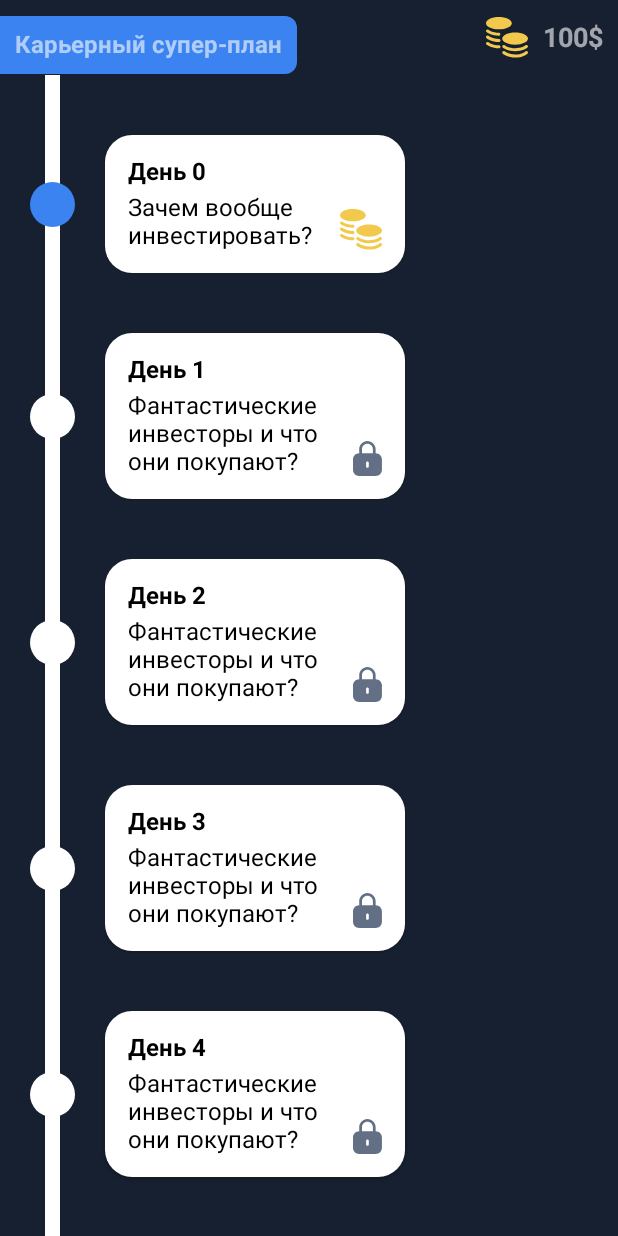
After one commit to mikairyuu/VTB-MORE-TECH-3.0, an Android app built with Jetpack Compose: the composable CareerPlanScreen shown on its own in the app's theme, on a phone screen of 412 x 824 dp. The commit adds this screen. Run offline under Robolectric (Android 15) with nearby library versions, the phone set to English and light mode, and no system bars.

Commit message:
Экран карьерного плана

```diff
--- /dev/null
+++ b/app/src/main/kotlin/ru/vtb/moretech/career/CareerPlanScreen.kt
@@ -0,0 +1,90 @@
+package ru.vtb.moretech.career
+
+import androidx.compose.foundation.background
+import androidx.compose.foundation.layout.*
+import androidx.compose.foundation.lazy.LazyColumn
+import androidx.compose.foundation.lazy.items
+import androidx.compose.foundation.lazy.itemsIndexed
+import androidx.compose.foundation.shape.CircleShape
+import androidx.compose.foundation.shape.RoundedCornerShape
+import androidx.compose.material.*
+import androidx.compose.runtime.Composable
+import androidx.compose.ui.Alignment
+import androidx.compose.ui.Modifier
+import androidx.compose.ui.draw.clip
+import androidx.compose.ui.graphics.Color
+import androidx.compose.ui.res.painterResource
+import androidx.compose.ui.res.stringArrayResource
+import androidx.compose.ui.text.font.FontWeight
+import androidx.compose.ui.unit.dp
+import ru.vtb.moretech.R
+
+@Composable
+fun CareerPlanScreen() {
+
+    val list = stringArrayResource(R.array.career_plan)
+
+    Scaffold(
+        topBar = {
+           CareerTopBar()
+        }
+    ) {
+        Divider(
+            color = Color.White,
+            modifier = Modifier
+                .padding(start = 30.dp)
+                .fillMaxHeight()
+                .width(10.dp)
+
+        )
+        LazyColumn(
+//            verticalArrangement = Arrangement.Center,
+//            horizontalAlignment = Alignment.CenterHorizontally,
+            modifier = Modifier.fillMaxSize()
+        ) {
+            itemsIndexed(list) { index, item ->
+                if (index == 0)
+                    Spacer(modifier = Modifier.height(40.dp))
+                Row(verticalAlignment = Alignment.CenterVertically) {
+                    Box(modifier = Modifier
+                        .padding(start = 20.dp, end = 20.dp)
+                        .size(30.dp)
+                        .clip(CircleShape)
+                        .background(if (index == 0) Color(0xFF3A83F1) else Color.White)
+
+                    )
+                    Column() {
+                        Card(
+                            modifier = Modifier.widthIn(max = 200.dp),
+                            shape = RoundedCornerShape(18.dp),
+                            backgroundColor = Color.White
+                        ) {
+                            Box(Modifier.padding(15.dp)) {
+                                Column(modifier = Modifier
+                                    .padding(end = 30.dp)
+                                    .align(Alignment.TopStart)) {
+                                    Text(text ="День $index", color = Color.Black, fontWeight = FontWeight.Bold)
+                                    Spacer(modifier = Modifier.height(5.dp))
+                                    Text(text = item, color = Color.Black, modifier = Modifier.widthIn(max = 1500.dp))
+                                }
+                                Icon(
+                                    painter = painterResource(id = if (index == 0) R.drawable.ic_union else R.drawable.ic_castle),
+                                    contentDescription = null,
+                                    tint = if (index == 0) Color(0xFFF2C94C) else Color(0xFF626F84),
+                                    modifier = Modifier.align(Alignment.BottomEnd)
+                                )
+
+                            }
+
+                        }
+                    }
+                }
+                Spacer(modifier = Modifier.height(40.dp))
+
+
+
+            }
+        }
+    }
+
+}
--- /dev/null
+++ b/app/src/main/kotlin/ru/vtb/moretech/career/CareerTopBar.kt
@@ -0,0 +1,59 @@
+package ru.vtb.moretech.career
+
+import androidx.compose.foundation.background
+import androidx.compose.foundation.layout.*
+import androidx.compose.foundation.shape.RoundedCornerShape
+import androidx.compose.material.Icon
+import androidx.compose.material.MaterialTheme
+import androidx.compose.material.Text
+import androidx.compose.material.TopAppBar
+import androidx.compose.runtime.Composable
+import androidx.compose.ui.Alignment
+import androidx.compose.ui.Modifier
+import androidx.compose.ui.draw.clip
+import androidx.compose.ui.graphics.Color
+import androidx.compose.ui.res.painterResource
+import androidx.compose.ui.res.stringResource
+import androidx.compose.ui.text.font.FontWeight
+import androidx.compose.ui.unit.dp
+import androidx.compose.ui.unit.sp
+import ru.vtb.moretech.R
+
+@Composable
+fun CareerTopBar() {
+    TopAppBar(
+        contentPadding = PaddingValues(0.dp),
+        elevation = 0.dp,
+        backgroundColor = MaterialTheme.colors.background,
+        modifier = Modifier.height(50.dp)
+    ) {
+        Row(verticalAlignment = Alignment.CenterVertically) {
+            Box(
+                modifier = Modifier.padding(top = 10.dp)
+                    .clip(
+                        RoundedCornerShape(0.dp, 8.dp, 8.dp, 0.dp)
+                    )
+                    .background(Color(0xFF3A83F1))
+                    .padding(10.dp)
+            ) {
+                Text(
+                    text = "Карьерный супер-план",
+                    fontWeight = FontWeight.Bold,
+                )
+            }
+            Spacer(modifier = Modifier.weight(1f))
+            Icon(
+                painter = painterResource(id = R.drawable.ic_union),
+                contentDescription = null,
+                tint = Color(0xFFF2C94C),
+                modifier = Modifier.padding(end = 10.dp)
+            )
+            Text(
+                text = stringResource(R.string.money_format, 100),
+                modifier = Modifier.padding(end = 10.dp),
+                fontWeight = FontWeight.Bold,
+                fontSize = 18.sp
+            )
+        }
+    }
+}
--- /dev/null
+++ b/app/src/main/res/drawable/ic_castle.xml
@@ -0,0 +1,10 @@
+<vector xmlns:android="http://schemas.android.com/apk/res/android"
+    android:width="19dp"
+    android:height="23dp"
+    android:viewportWidth="19"
+    android:viewportHeight="23">
+  <path
+      android:pathData="M4.0926,8.019L4.0926,5.4099C4.0926,2.4221 6.5062,0 9.4836,0C12.4609,0 14.8745,2.4221 14.8745,5.4099L14.8745,8.019H14.9286C17.1772,8.019 19,9.8482 19,12.1047V18.9143C19,21.1708 17.1772,23 14.9286,23H4.0714C1.8228,23 0,21.1708 0,18.9143V12.1047C0,9.8482 1.8228,8.019 4.0714,8.019H4.0926ZM5.8976,5.4099C5.8976,3.4225 7.5031,1.8113 9.4836,1.8113C11.464,1.8113 13.0695,3.4225 13.0695,5.4099L13.0695,8.019H5.8976L5.8976,5.4099ZM9.5,13.4554C9.9872,13.4554 10.3821,13.8517 10.3821,14.3406V16.6783C10.3821,17.1672 9.9872,17.5636 9.5,17.5636C9.0128,17.5636 8.6179,17.1672 8.6179,16.6783V14.3406C8.6179,13.8517 9.0128,13.4554 9.5,13.4554Z"
+      android:fillColor="#626F84"
+      android:fillType="evenOdd"/>
+</vector>
--- /dev/null
+++ b/app/src/main/res/drawable/ic_union.xml
@@ -0,0 +1,27 @@
+<vector xmlns:android="http://schemas.android.com/apk/res/android"
+    android:width="28dp"
+    android:height="27dp"
+    android:viewportWidth="28"
+    android:viewportHeight="27">
+  <path
+      android:pathData="M17.1614,4.0883C17.1614,6.3462 13.3197,8.1767 8.5807,8.1767C3.8417,8.1767 0,6.3462 0,4.0883C0,1.8304 3.8417,0 8.5807,0C13.3197,0 17.1614,1.8304 17.1614,4.0883Z"
+      android:fillColor="#F2C94C"/>
+  <path
+      android:pathData="M27.9899,14.4105C27.9899,16.6684 24.1482,18.4988 19.4092,18.4988C14.6702,18.4988 10.8285,16.6684 10.8285,14.4105C10.8285,12.1526 14.6702,10.3221 19.4092,10.3221C24.1482,10.3221 27.9899,12.1526 27.9899,14.4105Z"
+      android:fillColor="#F2C94C"/>
+  <path
+      android:pathData="M11.0578,18.9568C11.4102,18.5259 12.0487,18.4593 12.484,18.8082C12.9272,19.1633 15.2414,20.8054 19.4022,20.8054C23.5894,20.8054 25.8039,19.2809 26.316,18.8348C26.7364,18.4685 27.3772,18.509 27.7472,18.9252C28.1172,19.3415 28.0763,19.9758 27.6558,20.3421C26.7916,21.095 24.1062,22.8133 19.4022,22.8133C14.6716,22.8133 11.9209,20.9401 11.2079,20.3687C10.7726,20.0199 10.7054,19.3877 11.0578,18.9568Z"
+      android:fillColor="#F2C94C"/>
+  <path
+      android:pathData="M12.484,22.9002C12.0487,22.5514 11.4102,22.6179 11.0578,23.0489C10.7054,23.4798 10.7726,24.1119 11.2079,24.4608C11.9078,25.0217 14.7419,27 19.4855,27C24.2202,27 26.8171,25.1649 27.6558,24.4342C28.0763,24.0679 28.1172,23.4335 27.7472,23.0173C27.3772,22.6011 26.7364,22.5606 26.316,22.9269C25.7784,23.3952 23.6421,24.9922 19.4855,24.9922C15.3379,24.9922 12.9403,23.2659 12.484,22.9002Z"
+      android:fillColor="#F2C94C"/>
+  <path
+      android:pathData="M1.6555,8.4861C1.2202,8.1372 0.5817,8.2037 0.2293,8.6347C-0.1231,9.0656 -0.0559,9.6978 0.3794,10.0466C1.0924,10.618 3.8431,12.4912 8.5737,12.4912C9.1337,12.4912 9.5878,12.0417 9.5878,11.4872C9.5878,10.9328 9.1337,10.4833 8.5737,10.4833C4.4129,10.4833 2.0987,8.8412 1.6555,8.4861Z"
+      android:fillColor="#F2C94C"/>
+  <path
+      android:pathData="M0.2293,12.7267C0.5817,12.2957 1.2202,12.2292 1.6555,12.578C2.1118,12.9437 4.5094,14.67 8.657,14.67C9.2171,14.67 9.6711,15.1194 9.6711,15.6739C9.6711,16.2283 9.2171,16.6778 8.657,16.6778C3.9134,16.6778 1.0793,14.6995 0.3794,14.1386C-0.0559,13.7897 -0.1231,13.1576 0.2293,12.7267Z"
+      android:fillColor="#F2C94C"/>
+  <path
+      android:pathData="M1.6555,16.8109C1.2202,16.4621 0.5817,16.5286 0.2293,16.9595C-0.1231,17.3905 -0.0559,18.0226 0.3794,18.3715C1.0793,18.9324 3.9134,20.9107 8.657,20.9107C9.2171,20.9107 9.6711,20.4612 9.6711,19.9068C9.6711,19.3523 9.2171,18.9029 8.657,18.9029C4.5094,18.9029 2.1118,17.1766 1.6555,16.8109Z"
+      android:fillColor="#F2C94C"/>
+</vector>
--- a/app/src/main/res/values/strings.xml
+++ b/app/src/main/res/values/strings.xml
@@ -30,6 +30,26 @@
     <string name="message_title_0_2">Ха-ха-ха! Вот это настрой! Мне нравится, когда новички уже сходу такие бойкие!</string>
 
     <string name="message_title_0_3">Вот только видишь ли...\nТут такое дело...\nХоть ты и сказал раньше, что тебе ОЧЕНЬ нужна эта работа, я не могу позволить тебе консультировать других людей по таким важным вопросам как деньги, без какой-либо проверки ТВОИХ знаний, согласен?</string>
+    <string name="money_format">%d$</string>
+
+    <string-array name="career_plan">
+        <item>Зачем вообще инвестировать?</item>
+        <item>Фантастические инвесторы и что они покупают?</item>
+        <item>Фантастические инвесторы и что они покупают?</item>
+        <item>Фантастические инвесторы и что они покупают?</item>
+        <item>Фантастические инвесторы и что они покупают?</item>
+        <item>Фантастические инвесторы и что они покупают?</item>
+        <item>Фантастические инвесторы и что они покупают?</item>
+        <item>Фантастические инвесторы и что они покупают?</item>
+        <item>Фантастические инвесторы и что они покупают?</item>
+        <item>Фантастические инвесторы и что они покупают?</item>
+        <item>Фантастические инвесторы и что они покупают?</item>
+        <item>Фантастические инвесторы и что они покупают?</item>
+        <item>Фантастические инвесторы и что они покупают?</item>
+        <item>Фантастические инвесторы и что они покупают?</item>
+        <item>Фантастические инвесторы и что они покупают?</item>
+        <item>Фантастические инвесторы и что они покупают?</item>
+    </string-array>
 
     <string-array name="answer_0_4">
         <item>Согласиться</item>
```
Also changed, not shown: app/src/main/kotlin/ru/vtb/moretech/MainActivity.kt (+100 -102 lines).
